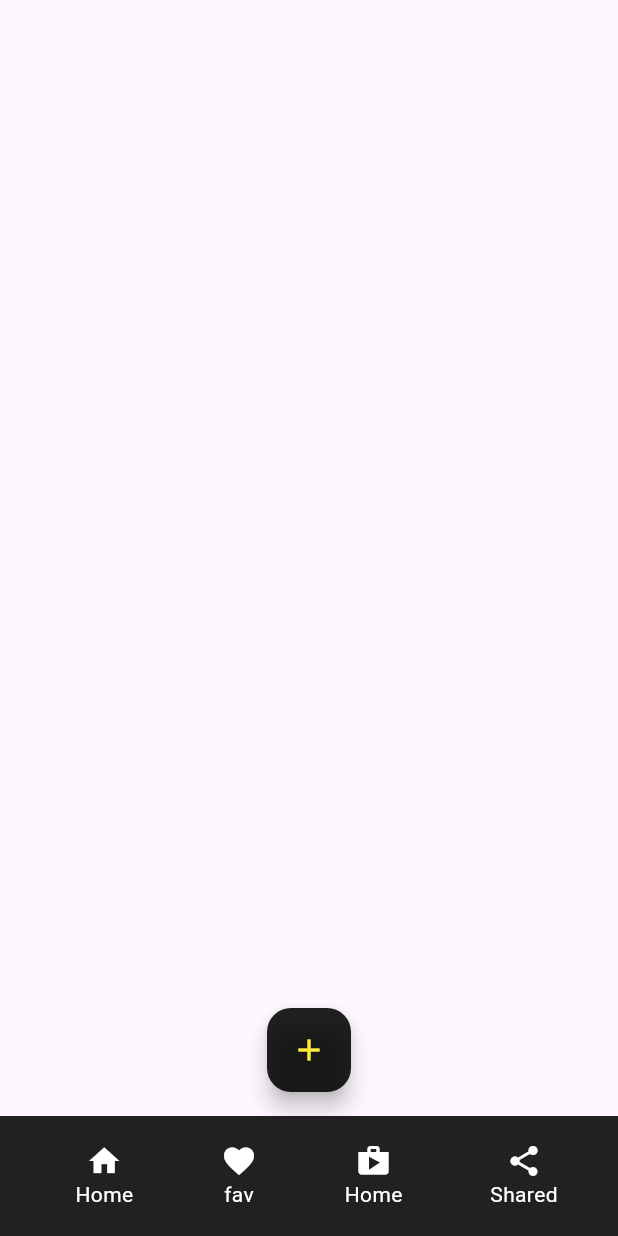
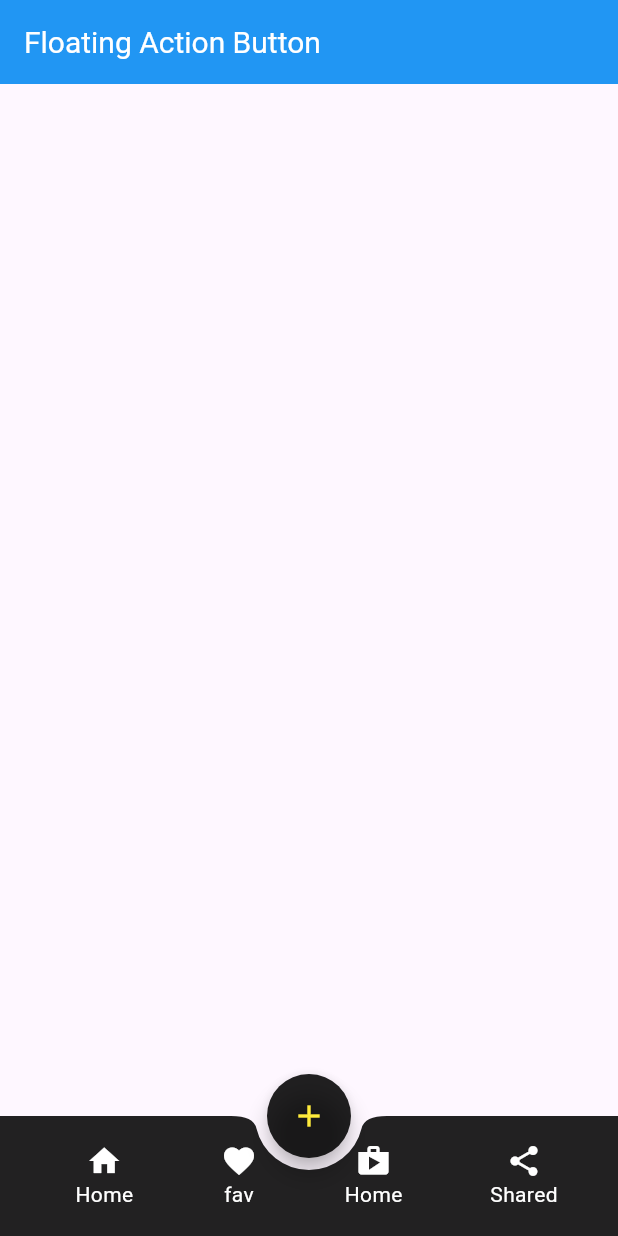
Before and after one commit to Sainathhiwale/flutter_bootcomp, a Flutter app: the screen it shows after launch, on a phone screen of 412 x 824 dp. Run offline on Flutter 3.47's test engine with Material 3 defaults, Android fonts, the phone set to English and light mode, and no system bars; our stand-ins replace fluttertoast, font_awesome_flutter.

Commit message:
floating action button with bottomnavigation app bar is implemented notchmargin for floating button to notch with bottomappbar.

```diff
--- a/lib/screen/HomeFloatingAction.dart
+++ b/lib/screen/HomeFloatingAction.dart
@@ -6,25 +6,32 @@ class Homefloatingaction extends StatelessWidget {
   @override
   Widget build(BuildContext context) {
     return Scaffold(
-         floatingActionButtonLocation: FloatingActionButtonLocation.centerFloat,
+         appBar: AppBar(title: Text("Floating Action Button"),
+           backgroundColor: Colors.blue,
+           titleTextStyle: TextStyle(color: Colors.white, fontSize: 20),
+         ),
+         floatingActionButtonLocation: FloatingActionButtonLocation.centerDocked,
          floatingActionButton: FloatingActionButton(
            onPressed: (){
            },
            child: Icon(Icons.add),
            backgroundColor: Colors.black87,
            foregroundColor: Colors.yellow,
+           shape: CircleBorder(),
            /*mini: true,
            shape: BeveledRectangleBorder(
              borderRadius: BorderRadius.circular(20.0),
              side: BorderSide(color: Colors.blue,width: 2.0,style: BorderStyle.solid)
            ),*/
            ),
+
          bottomNavigationBar: BottomAppBar(
-           notchMargin: 5.0,
+           notchMargin: 8.0,
            shape: CircularNotchedRectangle(),
            color: Colors.black87,
            child: Row(
              mainAxisAlignment: MainAxisAlignment.spaceAround,
+             mainAxisSize: MainAxisSize.max,
              children: [
                Padding(padding: EdgeInsets.only(left: 10.0),
                  child: Column(
```
